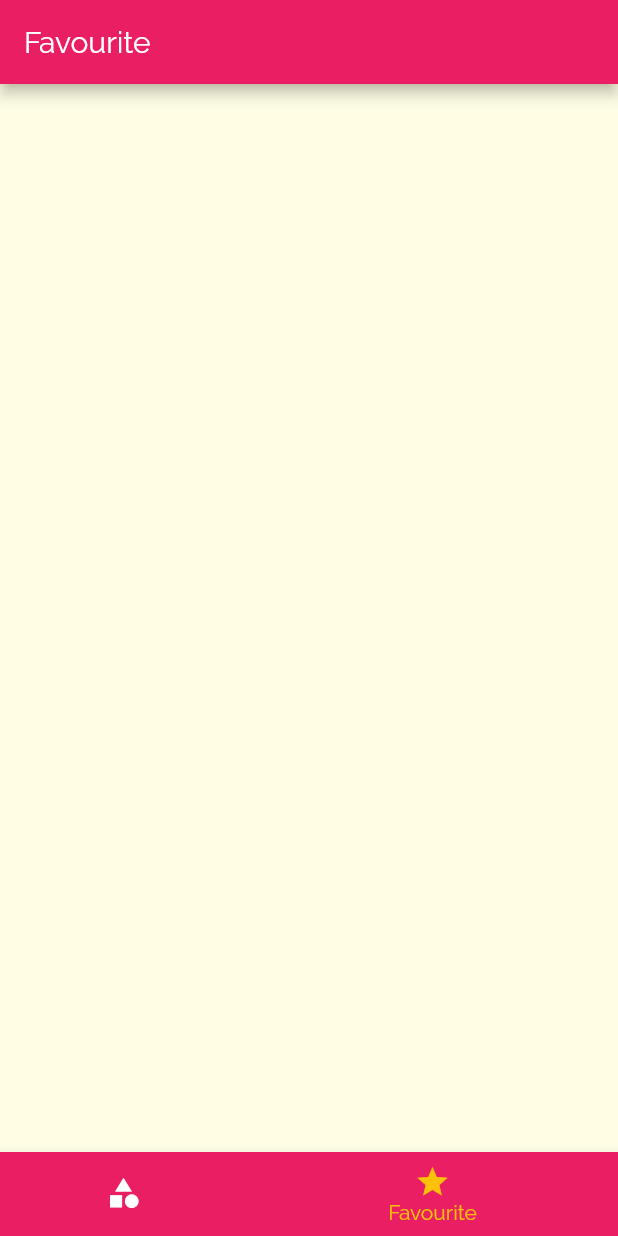
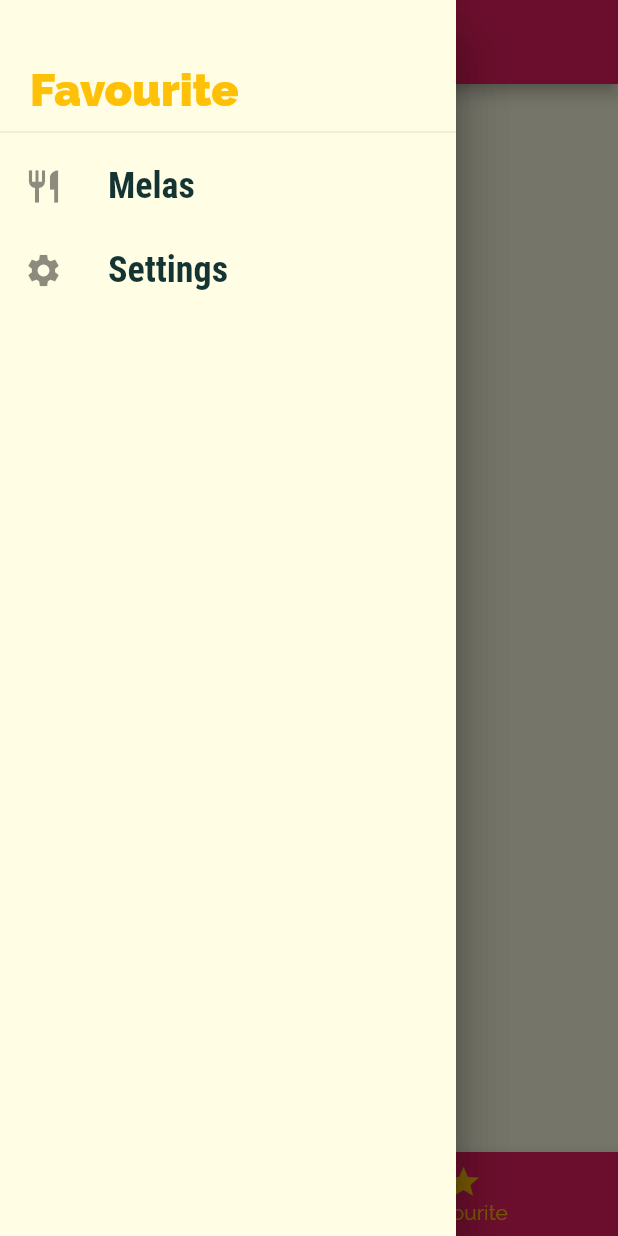
Before and after one commit to prakharmaurya/meal_app, a Flutter app: the screen it shows after launch, item 2 of the bottom bar chosen, with the side drawer open (before the commit the screen has no drawer), on a phone screen of 412 x 824 dp. Run offline on Flutter 3.47's test engine with Material 2 defaults, Android fonts, the phone set to English and light mode, and no system bars.

Commit message:
Add: Main Drawer implemented

```diff
--- a/lib/screens/tabs_screen.dart
+++ b/lib/screens/tabs_screen.dart
@@ -1,6 +1,8 @@
 import 'package:flutter/material.dart';
+
 import './categories_screen.dart';
 import './favourite_screen.dart';
+import '../widgets/main_drawer.dart';
 
 class TabsScreen extends StatefulWidget {
   @override
@@ -10,7 +12,7 @@ class TabsScreen extends StatefulWidget {
 class _TabsScreenState extends State<TabsScreen> {
   final List<Map<String, Object>> _pages = [
     {'page': CategoriesScreen(), 'title': 'Categories'},
-    {'page': FavouriteScreen(), 'title': 'Favourite'},
+    {'page': FavouriteScreen(), 'title': 'Your Favourites'},
   ];
 
   int _selectedPageIndex = 0;
@@ -27,6 +29,9 @@ class _TabsScreenState extends State<TabsScreen> {
       appBar: AppBar(
         title: Text(_pages[_selectedPageIndex]['title']),
       ),
+      drawer: Drawer(
+        child: MainDrawer(),
+      ),
       body: _pages[_selectedPageIndex]['page'],
       bottomNavigationBar: BottomNavigationBar(
         onTap: _selectPage,
@@ -34,7 +39,7 @@ class _TabsScreenState extends State<TabsScreen> {
         unselectedItemColor: Colors.white,
         selectedItemColor: Theme.of(context).accentColor,
         currentIndex: _selectedPageIndex,
-        type: BottomNavigationBarType.shifting,
+        // type: BottomNavigationBarType.shifting,
         items: [
           BottomNavigationBarItem(
             backgroundColor: Theme.of(context).primaryColor,
--- /dev/null
+++ b/lib/widgets/main_drawer.dart
@@ -0,0 +1,48 @@
+import 'package:flutter/material.dart';
+
+class MainDrawer extends StatelessWidget {
+  Widget buildListTile({IconData icon, String title}) {
+    return ListTile(
+      leading: Icon(
+        icon,
+        size: 26,
+      ),
+      title: Text(
+        title,
+        style: TextStyle(
+          fontFamily: 'RobotoCondensed',
+          fontSize: 24,
+          fontWeight: FontWeight.bold,
+        ),
+      ),
+      onTap: () {},
+    );
+  }
+
+  @override
+  Widget build(BuildContext context) {
+    return Drawer(
+      child: Column(
+        children: [
+          Container(
+            height: 80,
+            width: double.infinity,
+            padding: EdgeInsets.fromLTRB(20, 40, 20, 0),
+            alignment: Alignment.centerLeft,
+            child: Text(
+              'Favourite',
+              style: TextStyle(
+                fontWeight: FontWeight.w900,
+                fontSize: 30,
+                color: Theme.of(context).accentColor,
+              ),
+            ),
+          ),
+          Divider(),
+          buildListTile(icon: Icons.restaurant, title: 'Melas'),
+          buildListTile(icon: Icons.settings, title: 'Settings'),
+        ],
+      ),
+    );
+  }
+}
```
